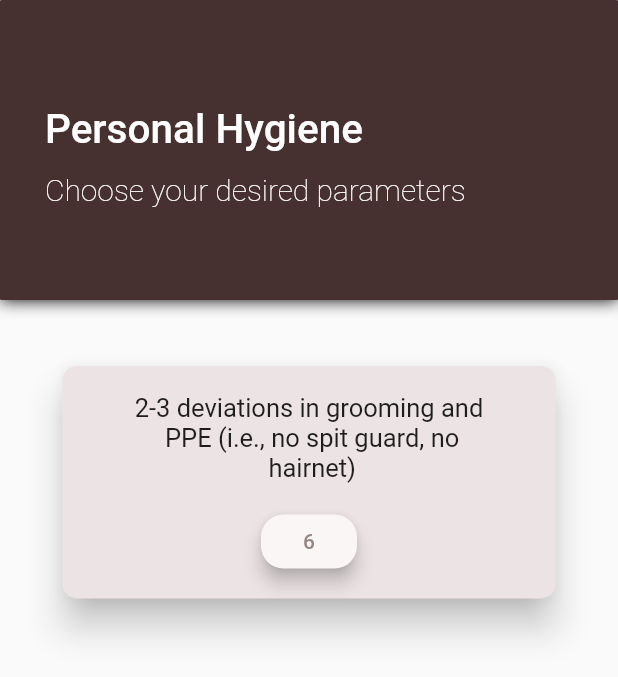
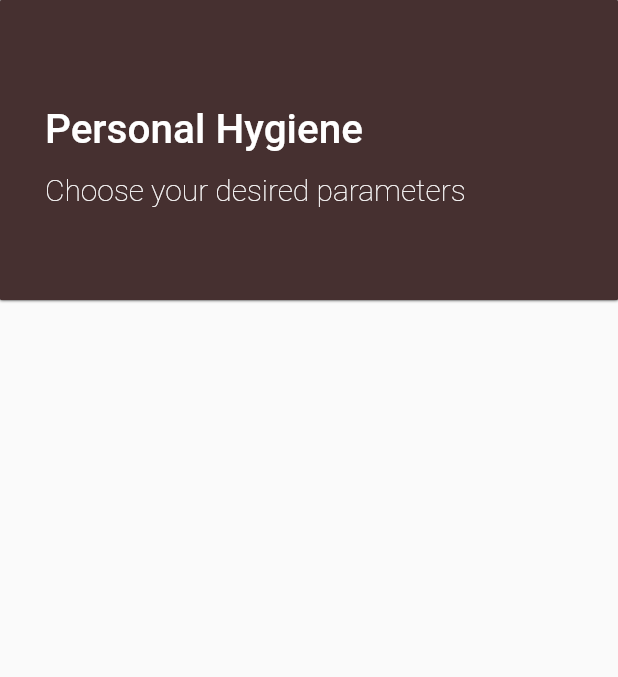
Before and after one commit to HopeeeX/Rating-Criteria-Form_MobileApp, a Flutter app: the PH_page screen opened directly, on a phone screen of 412 x 824 dp. Shown: the top 677 px of the screen. Run offline on Flutter 3.47's test engine with Material 2 defaults, Android fonts, the phone set to English and light mode, and no system bars; our stand-ins replace google_fonts; Roboto replaces fonts that are missing (Hahmlet).

Commit message:
Minor Fixes

```diff
--- a/lib/main.dart
+++ b/lib/main.dart
@@ -21,6 +21,6 @@ class MyApp extends StatelessWidget {
 
   @override
   Widget build(BuildContext context) {
-    return MaterialApp(debugShowCheckedModeBanner: false, home: MROV_page());
+    return MaterialApp(debugShowCheckedModeBanner: false, home: PH_page());
   }
 }
--- a/lib/screens/PH_page.dart
+++ b/lib/screens/PH_page.dart
@@ -12,16 +12,11 @@ class _PH_pageState extends State<PH_page> {
   @override
   Widget build(BuildContext context) => SafeArea(
         child: Scaffold(
-            body: Stack(
+            body: Column(
           children: [
             Container(
               child: buildCont4(),
             ),
-            Container(
-              padding: EdgeInsets.only(top: 240),
-              alignment: Alignment.topCenter,
-              child: buildCard3(),
-            )
           ],
         )),
       );
@@ -44,7 +39,7 @@ Widget buildCont4() => Container(
       decoration: BoxDecoration(
           color: Color.fromRGBO(70, 48, 48, 1.0),
           borderRadius: BorderRadius.circular(1),
-          boxShadow: [BoxShadow(blurRadius: 9.0)]),
+          boxShadow: [BoxShadow(blurRadius: 1.0)]),
       child: Stack(
         children: [
           Container(
@@ -68,7 +63,7 @@ Widget buildCont4() => Container(
       ),
     );
 
-Widget buildCard1() => Container(
+Widget buildCard1(String text, String value) => Container(
     height: 215,
     width: 337,
     child: Card(
@@ -81,7 +76,7 @@ Widget buildCard1() => Container(
           Container(
             padding: EdgeInsets.only(left: 15, right: 15),
             child: Text(
-              'Wear clean uniform, Apron, Face Mask/Spit Guard, gloves, hairnet, visor, cap, lab gown and boots or any PPE required by the retail outlet',
+              text,
               textAlign: TextAlign.center,
               style: GoogleFonts.hahmlet(
                 fontSize: 17,
@@ -96,7 +91,7 @@ Widget buildCard1() => Container(
                     borderRadius: BorderRadius.circular(15)),
                 elevation: 5),
             child: Text(
-              '10',
+              value,
               style: TextStyle(color: Color(0xFF988686)),
             ),
             onPressed: () {},
```
Also changed, not shown: lib/screens/firstpage.dart (+4 -3 lines), pubspec.yaml (+5 -5 lines), pubspec.lock, 14 other files.
